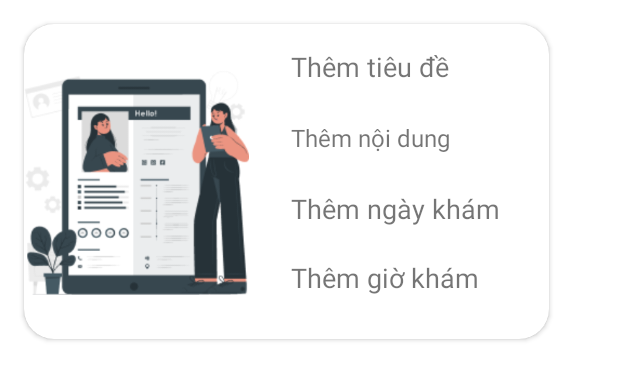
After one commit to Stewie12061/Pregbe, an Android app: the layout item_dat_lich_home.xml on its own in the app's theme, with its tools: preview values and no code run, on a phone screen of 412 x 824 dp. The commit adds this screen. Shown: the top 380 px of the screen. Run offline under Robolectric (Android 15) with nearby library versions, the phone set to English and light mode, and no system bars.

Commit message:
modify home fragment

```diff
--- a/app/src/main/AndroidManifest.xml
+++ b/app/src/main/AndroidManifest.xml
@@ -7,6 +7,9 @@
         android:label="@string/app_name"
         android:supportsRtl="true"
         android:theme="@style/Theme.Pregbe">
+        <activity
+            android:name=".Update_lich_Activity"
+            android:exported="true" />
         <activity
             android:name=".ThongTinBeActivity"
             android:exported="true" />
--- /dev/null
+++ b/app/src/main/res/layout/item_dat_lich_home.xml
@@ -0,0 +1,68 @@
+<?xml version="1.0" encoding="utf-8"?>
+<androidx.cardview.widget.CardView xmlns:android="http://schemas.android.com/apk/res/android"
+    xmlns:app="http://schemas.android.com/apk/res-auto"
+    xmlns:tools="http://schemas.android.com/tools"
+    android:id="@+id/cardview"
+    android:layout_width="350dp"
+    android:layout_margin="16dp"
+    android:layout_height="wrap_content"
+    android:elevation="10dp"
+    app:cardCornerRadius="20dp" >
+    <androidx.constraintlayout.widget.ConstraintLayout
+        android:layout_width="match_parent"
+        android:layout_height="match_parent">
+
+        <TextView
+            android:id="@+id/txtTieuDe"
+            android:layout_width="160dp"
+            android:layout_height="wrap_content"
+            android:layout_marginStart="28dp"
+            android:layout_marginTop="16dp"
+            android:text="Thêm tiêu đề"
+            android:textSize="18dp"
+            app:layout_constraintStart_toEndOf="@+id/imageView5"
+            app:layout_constraintTop_toTopOf="@+id/imageView5" />
+
+        <TextView
+            android:id="@+id/txtDes"
+            android:layout_width="160dp"
+            android:layout_height="wrap_content"
+            android:layout_marginTop="24dp"
+            android:text="Thêm nội dung"
+            android:textSize="16dp"
+            app:layout_constraintStart_toStartOf="@+id/txtTieuDe"
+            app:layout_constraintTop_toBottomOf="@+id/txtTieuDe" />
+
+        <ImageView
+            android:id="@+id/imageView5"
+            android:layout_width="150dp"
+            android:layout_height="wrap_content"
+            android:src="@drawable/cuate"
+            app:layout_constraintBottom_toBottomOf="parent"
+            app:layout_constraintStart_toStartOf="parent"
+            app:layout_constraintTop_toTopOf="parent" />
+
+        <TextView
+            android:id="@+id/txtLich"
+            android:layout_width="160dp"
+            android:layout_height="wrap_content"
+            android:layout_marginTop="24dp"
+            android:text="Thêm ngày khám"
+            android:textSize="18dp"
+            app:layout_constraintStart_toStartOf="@+id/txtDes"
+            app:layout_constraintTop_toBottomOf="@+id/txtDes" />
+
+        <TextView
+            android:id="@+id/txtTime"
+            android:layout_width="160dp"
+            android:layout_height="wrap_content"
+            android:layout_marginTop="8dp"
+            android:layout_marginBottom="16dp"
+            android:text="Thêm giờ khám"
+            android:textSize="18dp"
+            app:layout_constraintBottom_toBottomOf="@+id/imageView5"
+            app:layout_constraintStart_toStartOf="@+id/txtLich"
+            app:layout_constraintTop_toBottomOf="@+id/txtLich" />
+
+    </androidx.constraintlayout.widget.ConstraintLayout>
+</androidx.cardview.widget.CardView>
```
Also changed, not shown: app/src/main/java/com/example/pregbe/Adapter/DatLichHomeViewHolder.java (added, +23 -0 lines), app/src/main/java/com/example/pregbe/Adapter/DatLichViewHolder.java (+13 -1 lines), app/src/main/java/com/example/pregbe/Fragment/HomeFragment.java (+58 -6 lines), app/src/main/java/com/example/pregbe/Fragment/LichFragment.java (+12 -0 lines), app/src/main/java/com/example/pregbe/Update_lich_Activity.java (added, +131 -0 lines), app/src/main/res/layout/activity_update_lich.xml (added, +105 -0 lines), app/src/main/res/layout/fragment_home.xml (+4 -7 lines).
